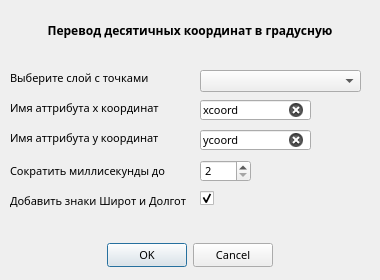
This is ncfu_plugin_dialog_base.ui in prr21/qgis-plugin as Qt 5 draws it before an edit. The edited form follows.
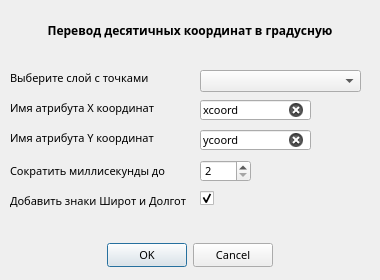
This is the edited form.

Commit message: Добавление подсказки

The edit to the form file:
```diff
--- a/ncfu_plugin_dialog_base.ui
+++ b/ncfu_plugin_dialog_base.ui
@@ -232,7 +232,7 @@
     </rect>
    </property>
    <property name="text">
-    <string>Имя аттрибута x координат</string>
+    <string>Имя атрибута X координат</string>
    </property>
   </widget>
   <widget class="QLabel" name="label_5">
@@ -245,7 +245,7 @@
     </rect>
    </property>
    <property name="text">
-    <string>Имя аттрибута y координат</string>
+    <string>Имя атрибута Y координат</string>
    </property>
   </widget>
   <widget class="QCheckBox" name="checkBox">
```
Left out of the diff: 6 changed lines with no effect on the pictures.
